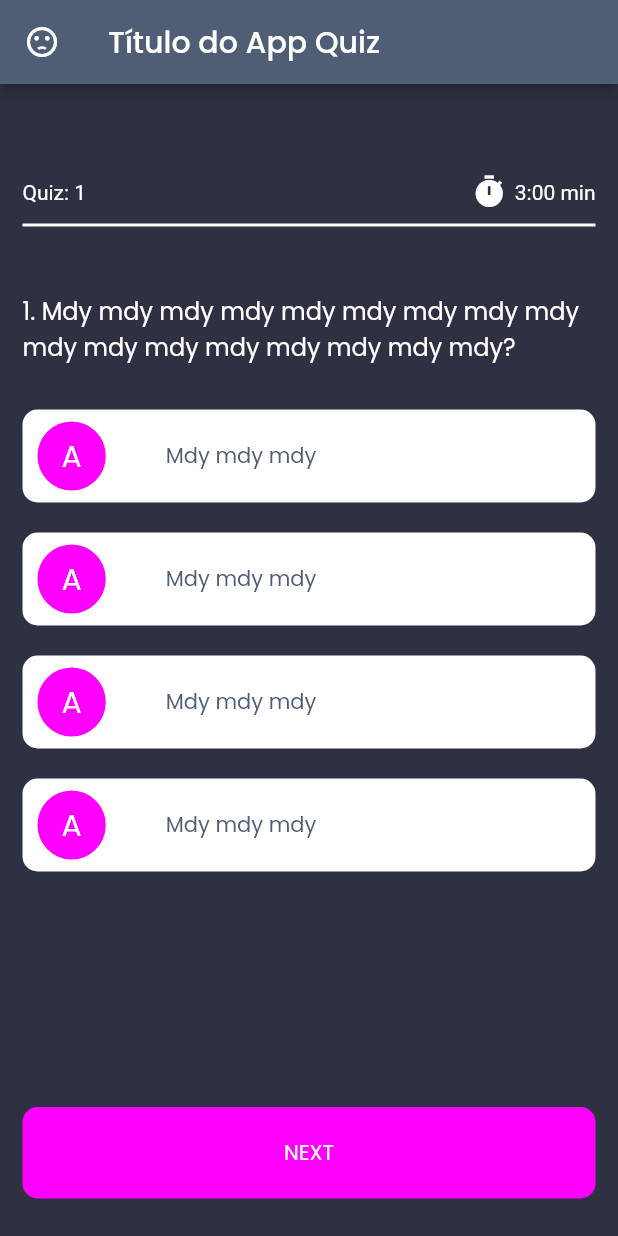
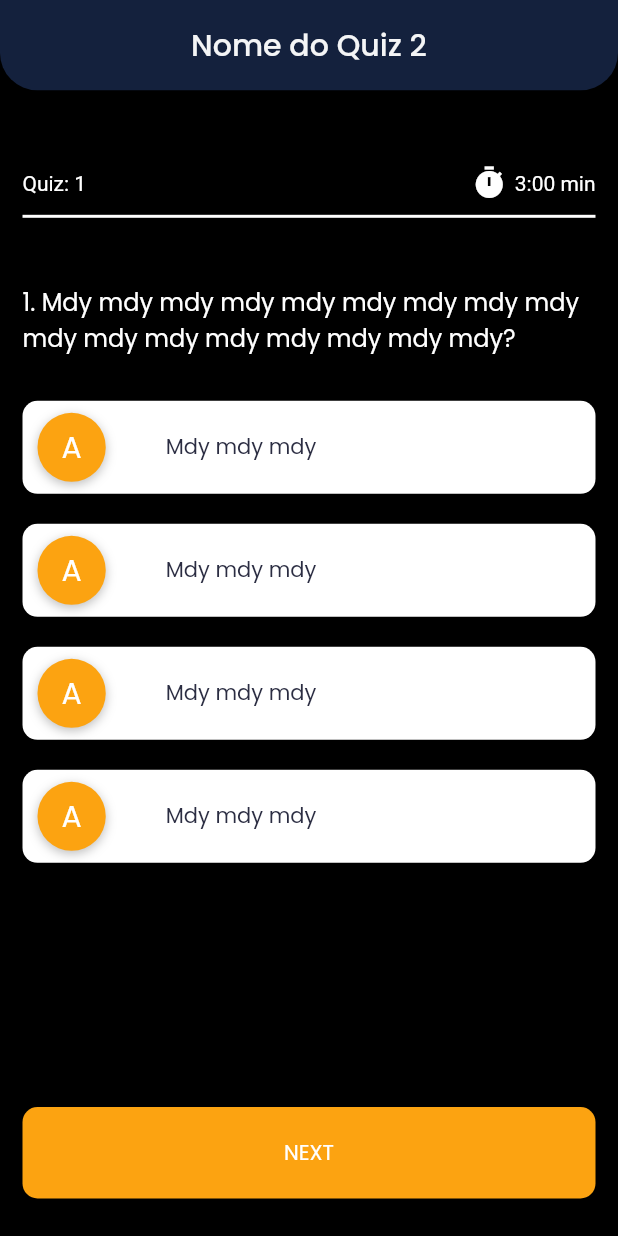
Before and after one commit to guilhermedacruzz/quiz_tati, a Flutter app: the screen it shows after launch, on a phone screen of 412 x 824 dp. Run offline on Flutter 3.47's test engine with Material 2 defaults, Android fonts, the phone set to English and light mode, and no system bars.

Commit message:
terminando a aula do dia 24/06

```diff
--- a/lib/main.dart
+++ b/lib/main.dart
@@ -16,17 +16,22 @@
       debugShowCheckedModeBanner: false,
       theme: ThemeData(
         fontFamily: "Poppins",
+        scaffoldBackgroundColor: const Color(0xff000000),
       ),
       home: Scaffold(
         appBar: AppBar(
-          leading: const Icon(Icons.sentiment_dissatisfied),
-          title: const Text(
-            "Título do App Quiz",
-            style: TextStyle(
-              color: Color(0xffffffff),
-            ),
+          title: const Text("Nome do Quiz 2"),
+          titleSpacing: 00.0,
+          centerTitle: true,
+          toolbarHeight: 60.2,
+          toolbarOpacity: 0.8,
+          elevation: 0.00,
+          shape: const RoundedRectangleBorder(
+            borderRadius: BorderRadius.only(
+                bottomRight: Radius.circular(25),
+                bottomLeft: Radius.circular(25)),
           ),
-          backgroundColor: const Color(0xff4f5d75),
+          backgroundColor: const Color(0xff14213d),
         ),
         body: Body(),
       ),
@@ -48,8 +53,7 @@
   @override
   Widget build(BuildContext context) {
     return Container(
-      padding: const EdgeInsets.only(left: 15, right: 15, top: 60, bottom: 25),
-      color: const Color(0xff2d3142),
+      padding: const EdgeInsets.only(left: 15, right: 15, top: 50, bottom: 25),
       child: Column(
         crossAxisAlignment: CrossAxisAlignment.start,
         children: [
@@ -112,8 +116,16 @@
                         padding: const EdgeInsets.symmetric(
                             vertical: 8, horizontal: 16),
                         decoration: BoxDecoration(
-                            color: const Color(0xffff00ff),
-                            borderRadius: BorderRadius.circular(100)),
+                          color: const Color(0xfffca311),
+                          borderRadius: BorderRadius.circular(100),
+                          boxShadow: const [
+                            BoxShadow(
+                              color: Colors.black26,
+                              offset: Offset(0, 2),
+                              blurRadius: 5,
+                            ),
+                          ],
+                        ),
                         child: Text(
                           String.fromCharCode(questions[currentQuestion]
                                   .allOptions
@@ -129,7 +141,7 @@
                       Text(
                         option,
                         style: const TextStyle(
-                          color: Color(0xff4f5d75),
+                          color: Color(0xff2b2d42),
                           fontSize: 14,
                         ),
                       ),
@@ -148,7 +160,7 @@
             child: Container(
               padding: const EdgeInsets.all(20),
               decoration: BoxDecoration(
-                color: const Color(0xffff00ff),
+                color: const Color(0xfffca311),
                 borderRadius: BorderRadius.circular(10),
               ),
               child: const Center(
```
Also changed, not shown: lib/save.dart (deleted, +0 -146 lines), assets/images/2.jpg (added), pubspec.yaml (line endings or trailing spaces).
